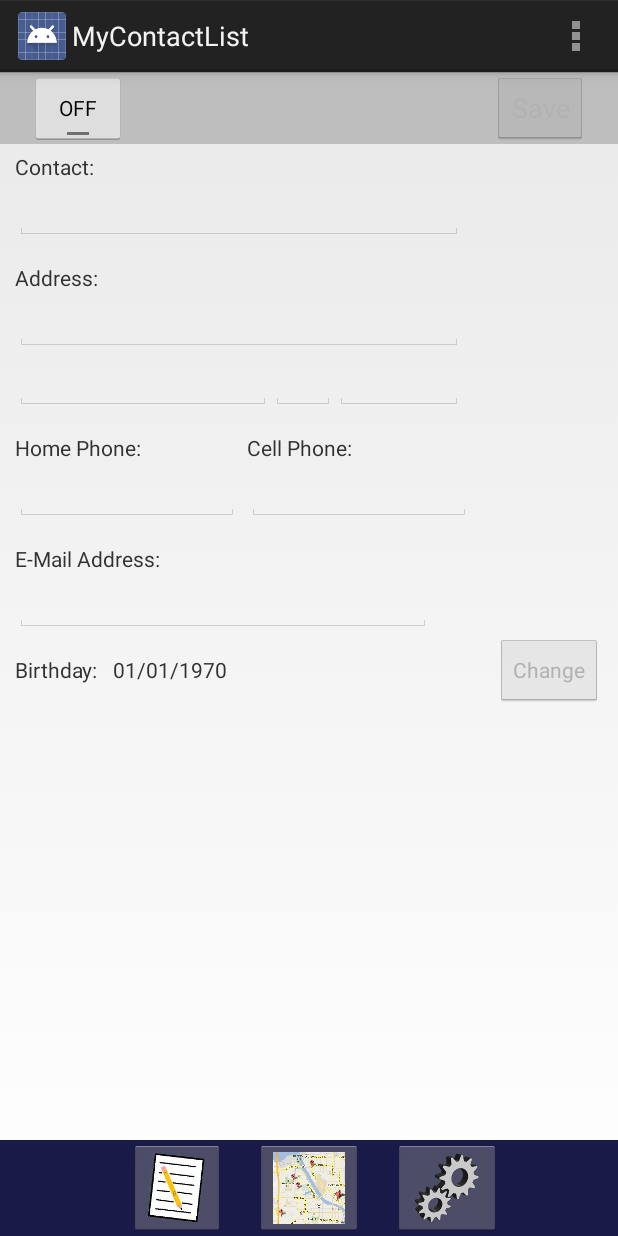
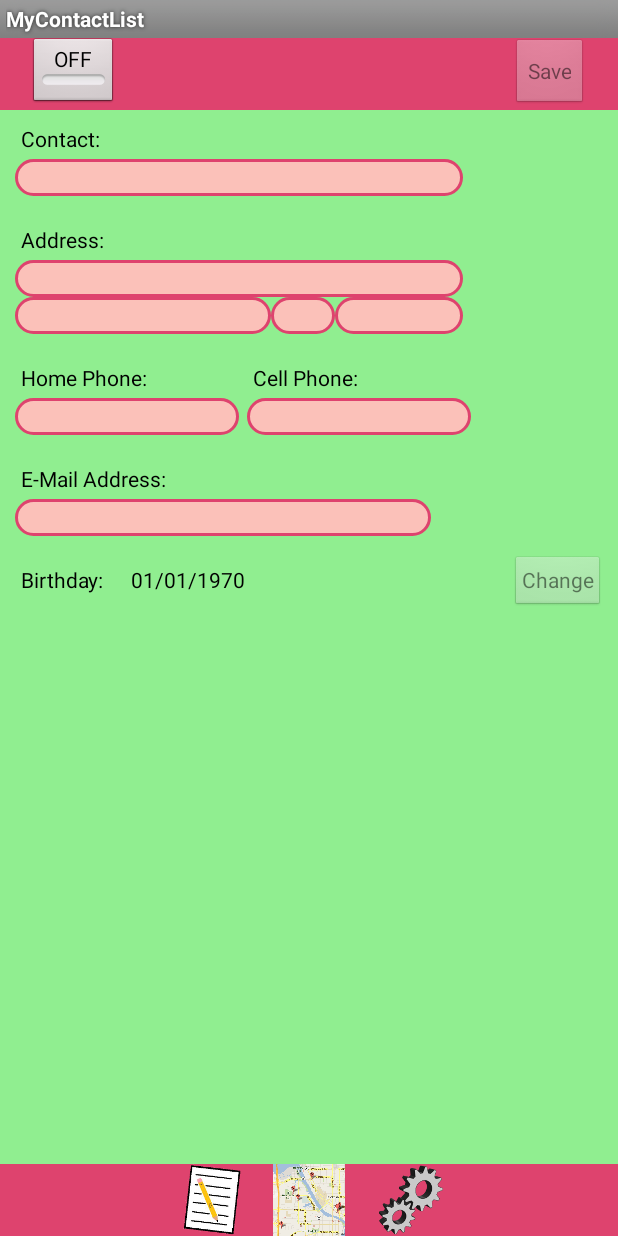
Before and after one commit to MobileApps-Cascadia/chapter-04, an Android app: the screen it shows after launch (ContactActivity), on a phone screen of 412 x 824 dp. Run offline under Robolectric (Android 15) with nearby library versions, the phone set to English and light mode, and no system bars.

Commit message:
Added styles, themes, shape and colors
Made changes to the contactlist app. Added few colors, added round
corner rectangle, changed the background, added few styles and theme.

```diff
--- a/app/src/main/AndroidManifest.xml
+++ b/app/src/main/AndroidManifest.xml
@@ -12,7 +12,7 @@
         android:allowBackup="true"
         android:icon="@drawable/appicon"
         android:label="@string/app_name"
-        android:theme="@style/AppTheme" >
+        android:theme="@style/CustomTheme1">
         <activity
             android:name="com.example.mycontactlist.ContactActivity"
             android:label="@string/app_name" >
--- /dev/null
+++ b/app/src/main/res/drawable/myshape.xml
@@ -0,0 +1,11 @@
+<?xml version="1.0" encoding="utf-8"?>
+<shape
+    xmlns:android="http://schemas.android.com/apk/res/android"
+    android:shape="rectangle">
+
+    <solid android:color="#fbc1b9" />
+    <stroke android:width="3px" android:color="#de436e"/>
+    <corners android:radius="100dp"/>
+
+
+</shape>
--- /dev/null
+++ b/app/src/main/res/drawable/phoneshape1.xml
@@ -0,0 +1,11 @@
+<?xml version="1.0" encoding="utf-8"?>
+<shape
+    xmlns:android="http://schemas.android.com/apk/res/android"
+    android:shape="rectangle">
+
+    <solid android:color="#fbc1b9" />
+    <stroke android:width="3px" android:color="#de436e"/>
+
+
+
+</shape>
--- a/app/src/main/res/layout/activity_contact.xml
+++ b/app/src/main/res/layout/activity_contact.xml
@@ -26,7 +26,8 @@
             android:layout_centerVertical="true"
             android:layout_marginRight="20dp"
             android:layout_toLeftOf="@+id/imageButtonMap"
-            android:src="@drawable/contactlisticon" />
+            android:src="@drawable/contactlisticon"
+            android:background="@null"/>
 
         <ImageButton
             android:id="@+id/imageButtonMap"
@@ -34,7 +35,8 @@
             android:layout_height="wrap_content"
             android:layout_centerHorizontal="true"
             android:layout_centerVertical="true"
-            android:src="@drawable/mapicon" />
+            android:src="@drawable/mapicon"
+            android:background="@null"/>
 
         <ImageButton
             android:id="@+id/imageButtonSettings"
@@ -43,7 +45,8 @@
             android:layout_centerVertical="true"
             android:layout_marginLeft="20dp"
             android:layout_toRightOf="@+id/imageButtonMap"
-            android:src="@drawable/settingsicon" />
+            android:src="@drawable/settingsicon"
+            android:background="@null"/>
     </RelativeLayout>
 
     <RelativeLayout
@@ -52,7 +55,7 @@
         android:layout_height="wrap_content"
         android:layout_alignParentLeft="true"
         android:layout_alignParentTop="true"
-        android:background="@color/toolbar_background" >
+        style="@style/buttons">
 
         <ToggleButton
             android:id="@+id/toggleButtonEdit"
@@ -60,7 +63,8 @@
             android:layout_height="wrap_content"
             android:layout_alignParentLeft="true"
             android:layout_marginLeft="20dp"
-            android:text="ToggleButton" />
+            android:text="ToggleButton"
+            />
 
         <Button
             android:id="@+id/buttonSave"
@@ -94,6 +98,7 @@
                 android:layout_marginLeft="10dp"
                 android:layout_marginTop="5dp"
                 android:text="Contact:"
+                style="@style/text"
                 android:textAppearance="?android:attr/textAppearanceSmall" />
 
             <EditText
@@ -105,7 +110,8 @@
                 android:layout_below="@+id/textContact"
                 android:ems="14"
                 android:imeOptions="actionNext"
-                android:inputType="textCapWords" >
+                android:inputType="textCapWords"
+                android:background="@drawable/myshape">
 
             </EditText>
 
@@ -118,6 +124,7 @@
                 android:layout_marginLeft="10dp"
                 android:layout_marginTop="15dp"
                 android:text="Address:"
+                style="@style/text"
                 android:textAppearance="?android:attr/textAppearanceSmall" />
 
            <EditText
@@ -129,7 +136,8 @@
                 android:layout_below="@+id/textAddress"
                 android:ems="14"
                 android:imeOptions="actionNext"
-                android:inputType="textCapWords" >
+                android:inputType="textCapWords"
+               android:background="@drawable/myshape">
 
             </EditText>
 
@@ -137,13 +145,14 @@
                 android:id="@+id/editCity"
                 android:layout_width="wrap_content"
                 android:layout_height="wrap_content"
-                android:layout_alignParentLeft="true"
-                android:layout_marginLeft="10dp"
-                android:layout_below="@+id/editAddress"
-                android:ems="8"
+               android:ems="8"
                 android:imeOptions="actionNext"
                 android:nextFocusDown="@+id/editState"
-                android:inputType="textCapWords" >
+                android:inputType="textCapWords"
+               android:background="@drawable/myshape"
+               android:layout_below="@+id/editAddress"
+               android:layout_alignLeft="@+id/textHome"
+               android:layout_alignStart="@+id/textHome">
 
             </EditText>
 
@@ -157,7 +166,8 @@
                 android:maxLength="2"
                 android:imeOptions="actionNext"
                 android:nextFocusDown="@+id/editZipcode"
-                android:inputType="textCapCharacters" >
+                android:inputType="textCapCharacters"
+               android:background="@drawable/myshape">
 
             </EditText>
 
@@ -171,7 +181,8 @@
                 android:maxLength="5"
                 android:imeOptions="actionNext"
                 android:nextFocusDown="@+id/editHome"
-                android:inputType="numberSigned" >
+                android:inputType="numberSigned"
+                android:background="@drawable/myshape">
 
             </EditText>
 
@@ -184,6 +195,7 @@
                 android:layout_marginLeft="10dp"
                 android:layout_marginTop="15dp"
                 android:text="Home Phone:"
+               style="@style/text"
                 android:textAppearance="?android:attr/textAppearanceSmall" />
 
            <EditText
@@ -197,7 +209,8 @@
                 android:maxLength="14"
                 android:ems="7"
                 android:nextFocusDown="@+id/editCell"
-                android:inputType="textCapWords" >
+                android:inputType="textCapWords"
+               android:background="@drawable/myshape">
 
             </EditText>
 
@@ -208,6 +221,7 @@
                 android:layout_alignBottom="@+id/textHome"
                 android:layout_alignLeft="@+id/editCell"
                 android:text="Cell Phone:"
+               style="@style/text"
                 android:textAppearance="?android:attr/textAppearanceSmall" />
 
            <EditText
@@ -221,7 +235,8 @@
                 android:ems="7"
                 android:imeOptions="actionNext"
                 android:nextFocusDown="@+id/editEMail"
-                android:inputType="textCapWords" >
+                android:inputType="textCapWords"
+               android:background="@drawable/myshape">
 
             </EditText>
 
@@ -234,6 +249,7 @@
                 android:layout_marginLeft="10dp"
                 android:layout_marginTop="15dp"
                 android:text="E-Mail Address:"
+               style="@style/text"
                 android:textAppearance="?android:attr/textAppearanceSmall" />
 
            <EditText
@@ -244,7 +260,8 @@
                 android:layout_marginLeft="10dp"
                 android:layout_below="@+id/textEMail"
                 android:ems="13"
-                android:inputType="textEmailAddress" >
+                android:inputType="textEmailAddress"
+               android:background="@drawable/myshape">
 
             </EditText>
 
@@ -258,6 +275,7 @@
                 android:layout_marginTop="15dp"
                 android:paddingBottom="25dp"
                 android:text="Birthday:"
+               style="@style/text"
                 android:textAppearance="?android:attr/textAppearanceSmall" />
 
            <TextView
@@ -269,7 +287,9 @@
                 android:layout_marginLeft="10dp"
                 android:paddingBottom="25dp"
                 android:text="01/01/1970"
-                android:textAppearance="?android:attr/textAppearanceSmall" />
+               style="@style/text"
+                android:textAppearance="?android:attr/textAppearanceSmall"
+               />
 
            <Button
                android:id="@+id/btnBirthday"
--- a/app/src/main/res/values/color.xml
+++ b/app/src/main/res/values/color.xml
@@ -1,6 +1,12 @@
 <?xml version="1.0" encoding="utf-8"?>
 <resources>
-    <color name="navbar_background">#1a1a48</color>
+    <color name="darkblue">#1a1a48</color>
     <color name="toolbar_background">#bebebe</color>
+    <color name="navbar_background">#de436e</color>
+    <color name="blue">#ADD8E6</color>
+    <color name="brown">#b56e3e</color>
+    <color name="custom_theme_color">#b0b0ff</color>
+    <color name="lightpink">#ff8abe</color>
+    <color name="lightgreen">#90EE90</color>
 
 </resources>
--- a/app/src/main/res/values/styles.xml
+++ b/app/src/main/res/values/styles.xml
@@ -17,4 +17,21 @@
         <!-- All customizations that are NOT specific to a particular API-level can go here. -->
     </style>
 
+    <style name="CustomTheme1" parent="android:Theme.Light">
+        <item name="android:windowBackground">@color/lightgreen</item>
+        <item name="android:colorBackground">@color/lightgreen</item>
+    </style>
+
+
+    <style name="text">
+        <item name="android:padding">4dip</item>
+        <item name="android:textColor">#000000</item>
+    </style>
+
+    <style name="buttons">
+        <item name="android:background">@color/navbar_background</item>
+
+    </style>
+
+
 </resources>
--- /dev/null
+++ b/app/src/main/res/values/themes.xml
@@ -0,0 +1,6 @@
+<?xml version="1.0" encoding="utf-8"?>
+<resources>
+
+
+
+</resources>
```
Also changed, not shown: 3 other files.
